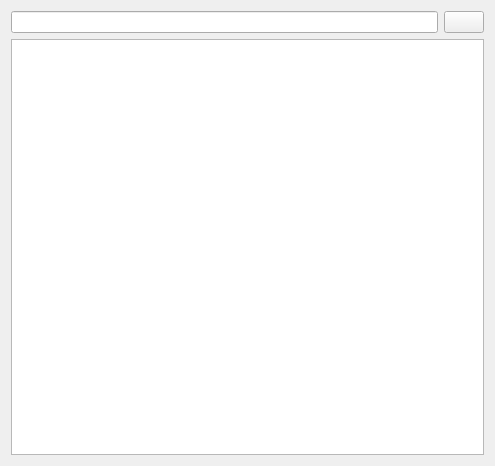
Before: the Qt Designer form AraSteamManager/AchievementsSubForms/formcategoryvalue_2.ui in Arankir/AraSteamManager, drawn with Qt 5.
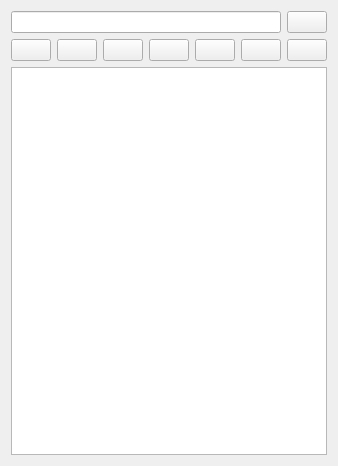
After: the same form once the commit is applied.

What changed in the file:
```diff
--- a/AraSteamManager/AchievementsSubForms/formcategoryvalue_2.ui
+++ b/AraSteamManager/AchievementsSubForms/formcategoryvalue_2.ui
@@ -6,7 +6,7 @@
    <rect>
     <x>0</x>
     <y>0</y>
-    <width>495</width>
+    <width>286</width>
     <height>466</height>
    </rect>
   </property>
@@ -29,11 +29,73 @@
     </layout>
    </item>
    <item>
-    <widget class="QListWidget" name="ListWidgetValue">
-     <property name="dragDropMode">
-      <enum>QAbstractItemView::DropOnly</enum>
-     </property>
-    </widget>
+    <layout class="QHBoxLayout" name="horizontalLayout_2">
+     <item>
+      <widget class="QPushButton" name="ButtonFirst">
+       <property name="text">
+        <string/>
+       </property>
+      </widget>
+     </item>
+     <item>
+      <widget class="QPushButton" name="ButtonBack">
+       <property name="text">
+        <string/>
+       </property>
+      </widget>
+     </item>
+     <item>
+      <widget class="QPushButton" name="ButtonNext">
+       <property name="text">
+        <string/>
+       </property>
+      </widget>
+     </item>
+     <item>
+      <widget class="QPushButton" name="ButtonLast">
+       <property name="text">
+        <string/>
+       </property>
+      </widget>
+     </item>
+     <item>
+      <spacer name="horizontalSpacer_2">
+       <property name="orientation">
+        <enum>Qt::Horizontal</enum>
+       </property>
+       <property name="sizeHint" stdset="0">
+        <size>
+         <width>40</width>
+         <height>20</height>
+        </size>
+       </property>
+      </spacer>
+     </item>
+     <item>
+      <widget class="QPushButton" name="ButtonReverse">
+       <property name="text">
+        <string/>
+       </property>
+      </widget>
+     </item>
+     <item>
+      <widget class="QPushButton" name="ButtonAddVisible">
+       <property name="text">
+        <string/>
+       </property>
+      </widget>
+     </item>
+     <item>
+      <widget class="QPushButton" name="ButtonRemoveVisible">
+       <property name="text">
+        <string/>
+       </property>
+      </widget>
+     </item>
+    </layout>
+   </item>
+   <item>
+    <widget class="QListView" name="ListViewValue"/>
    </item>
   </layout>
  </widget>
```
